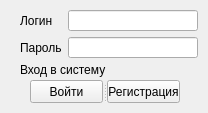
Before: the Qt Designer form untitled_reg.ui in keregan/Active_staff_motivation_qt, drawn with Qt 5.
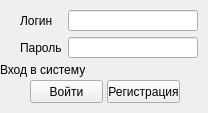
After: the same form once the commit is applied.

The edit to the form file:
```diff
--- a/untitled_reg.ui
+++ b/untitled_reg.ui
@@ -60,9 +60,9 @@
   <widget class="QLabel" name="response_to_user">
    <property name="geometry">
     <rect>
-     <x>20</x>
+     <x>0</x>
      <y>60</y>
-     <width>171</width>
+     <width>201</width>
      <height>20</height>
     </rect>
    </property>
```
